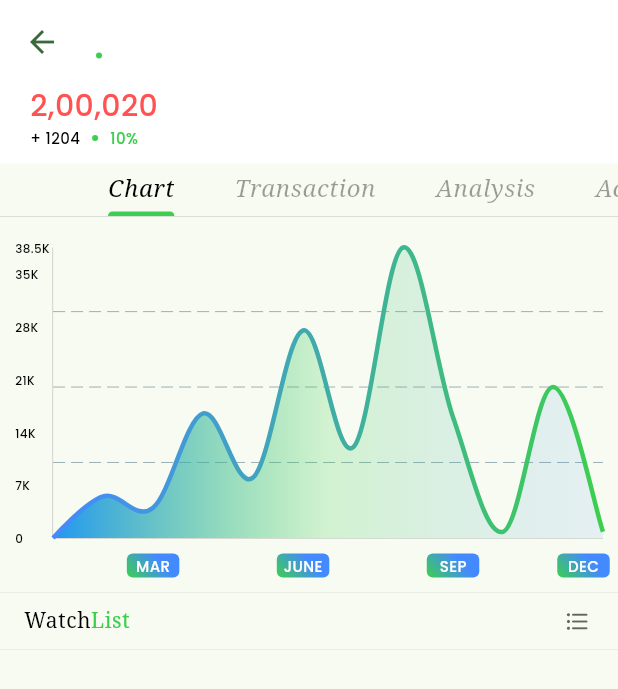
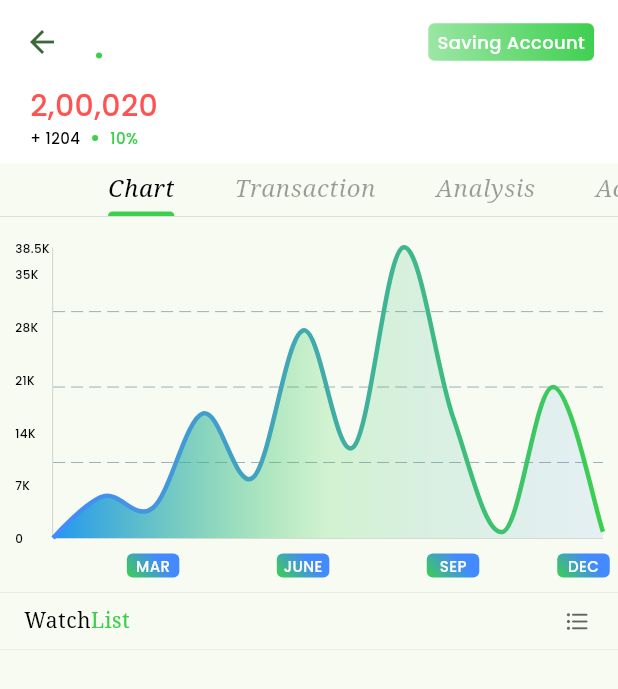
Before and after one commit to GamechiNitin/SimpleBank, a Flutter app: the WatchListDetailScreen screen opened directly with empty values, on a phone screen of 412 x 824 dp. Shown: the top 689 px of the screen. Run offline on Flutter 3.47's test engine with Material 2 defaults, Android fonts, the phone set to English and light mode, and no system bars; drawn by our look-alikes of fl_chart; our stand-ins replace flutter_bloc, google_fonts, shared_preferences; accounts and stored records are empty.

Commit message:
WatchList UI : Acccount Type - SliverAppBar

```diff
--- a/lib/utils/decoration.dart
+++ b/lib/utils/decoration.dart
@@ -45,13 +45,13 @@ class CustomDecoration {
     boxShadow: [
       BoxShadow(
         color: Colors.grey.shade300,
-        offset: Offset(5, 5),
+        offset: const Offset(5, 5),
         blurRadius: 10,
         spreadRadius: 1,
       ),
       BoxShadow(
         color: Colors.grey.shade300,
-        offset: Offset(-5, -5),
+        offset: const Offset(-5, -5),
         blurRadius: 10,
         spreadRadius: 1,
       ),
--- a/lib/view/screen/more/feedback_screen.dart
+++ b/lib/view/screen/more/feedback_screen.dart
@@ -1,6 +1,5 @@
 import 'dart:developer';
 
-import 'package:simple_bank/utils/assets.dart';
 import 'package:simple_bank/utils/import.dart';
 import 'package:simple_bank/view/screen/authentication/signup_screen.dart';
 import 'package:simple_bank/view/home.dart';
--- a/lib/view/screen/watchlist/watchlist_details/watchlist_details_screen.dart
+++ b/lib/view/screen/watchlist/watchlist_details/watchlist_details_screen.dart
@@ -54,6 +54,35 @@ class _WatchListDetailScreenState extends State<WatchListDetailScreen>
               pinned: true,
               expandedHeight: kToolbarHeight,
               titleSpacing: 0,
+              actions: [
+                Container(
+                  height: 25,
+                  padding: EdgeInsets.symmetric(horizontal: 6),
+                  margin: EdgeInsets.only(right: 16),
+                  alignment: Alignment.center,
+                  decoration: BoxDecoration(
+                    borderRadius: BorderRadius.circular(4),
+                    gradient: LinearGradient(
+                      begin: Alignment.topRight,
+                      end: Alignment.bottomLeft,
+                      colors: [
+                        // kBlueAccentColor,
+                        // kPrimaryColor,
+                        kPrimaryColor,
+                        kPrimaryColor.withOpacity(0.5),
+                      ],
+                    ),
+                  ),
+                  child: Text(
+                    "Saving Account",
+                    style: Theme.of(context).textTheme.bodyMedium?.copyWith(
+                          fontSize: size12,
+                          fontWeight: FontWeight.w500,
+                          color: kWhiteColor,
+                        ),
+                  ),
+                ),
+              ],
               title: Column(
                 crossAxisAlignment: CrossAxisAlignment.start,
                 children: [
--- a/lib/view/widget/chart/line_chart.dart
+++ b/lib/view/widget/chart/line_chart.dart
@@ -7,7 +7,7 @@ class LineChartWidget extends StatelessWidget {
   @override
   Widget build(BuildContext context) {
     return Container(
-      margin: EdgeInsets.only(top: 16),
+      margin: const EdgeInsets.only(top: 16),
       padding: const EdgeInsets.only(right: 10, left: 10),
       width: MediaQuery.of(context).size.width,
       height: 220,
```
